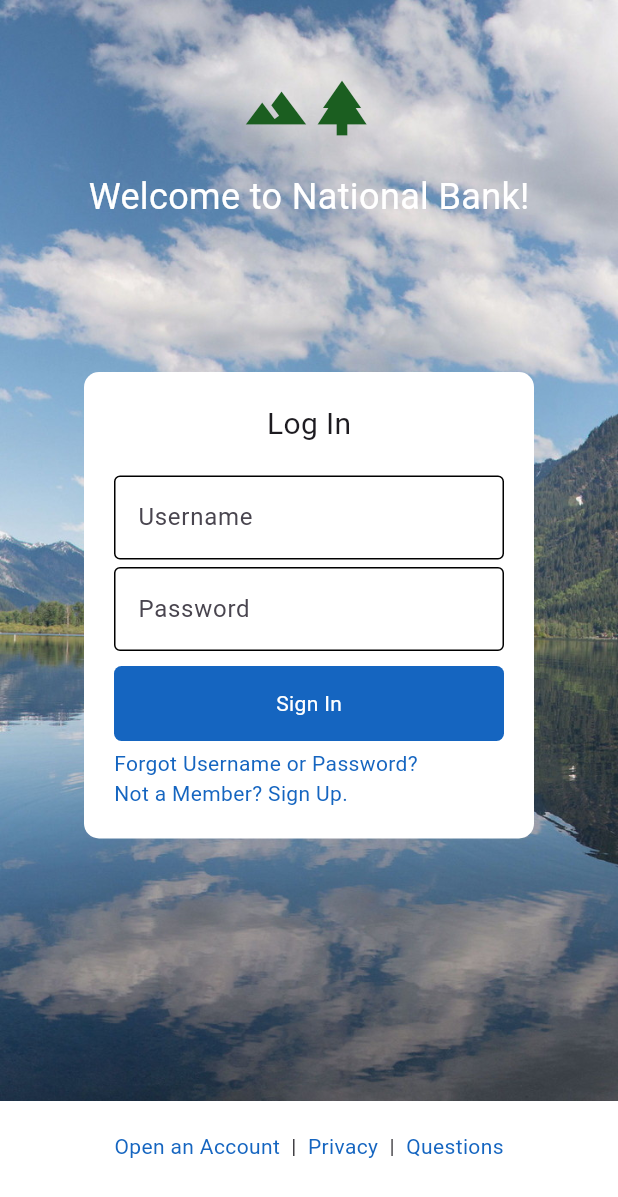
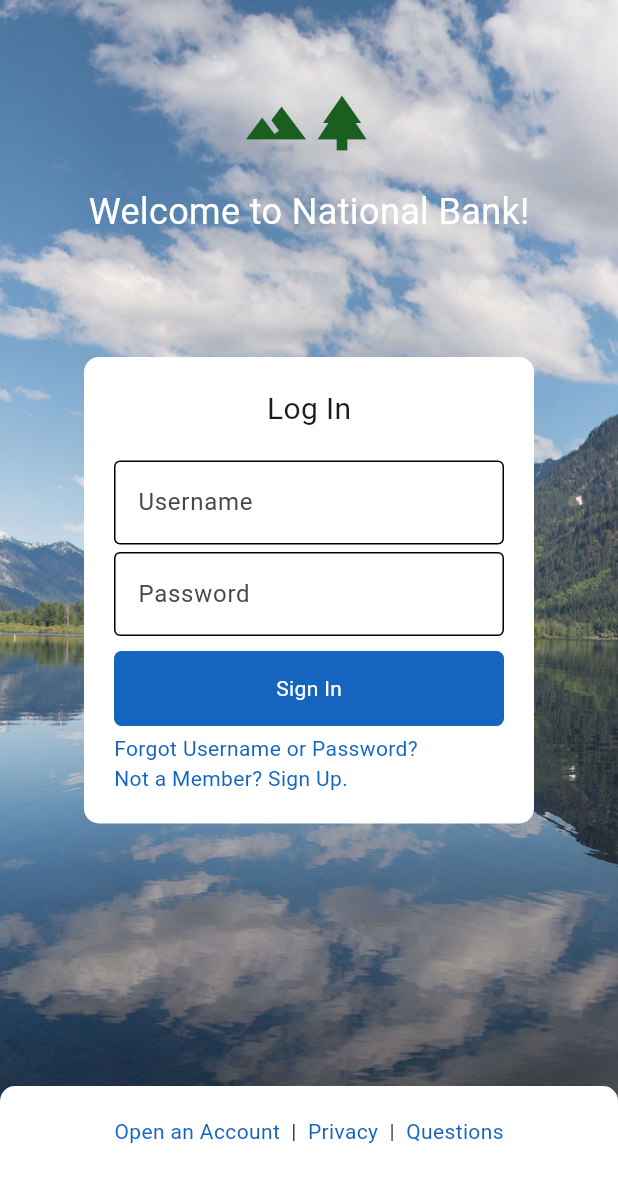
Before and after one commit to InstantPhoNoodles/Flutter-Banking-App, a Flutter app: the screen it shows after launch, on a phone screen of 412 x 824 dp. Shown: the top 1197 px of the screen. Run offline on Flutter 3.47's test engine with Material 3 defaults, Android fonts, the phone set to English and light mode, and no system bars.

Commit message:
minor style edits

```diff
--- a/lib/components/login_footer.dart
+++ b/lib/components/login_footer.dart
@@ -9,7 +9,11 @@ class LoginFooter extends StatelessWidget {
   Widget build(BuildContext context) {
     return Container(
       height: 200,
-      color: Colors.white,
+      decoration: BoxDecoration(
+        color: Colors.white,
+        borderRadius: BorderRadius.circular(10.0)
+      ),
+
       child: Column(
         mainAxisAlignment: MainAxisAlignment.start,
         children: [
--- a/lib/pages/login_page.dart
+++ b/lib/pages/login_page.dart
@@ -27,7 +27,7 @@ class LoginPage extends StatelessWidget {
                   mainAxisAlignment: MainAxisAlignment.start,
                   children: [
 
-                    SizedBox(height: 50),
+                    SizedBox(height: 60),
                     Row(
                       mainAxisAlignment: MainAxisAlignment.center,
                       children: [
@@ -44,7 +44,7 @@ class LoginPage extends StatelessWidget {
                     ),
 
                     // Login Box Widget
-                    SizedBox(height: 100),
+                    SizedBox(height: 80),
                     LoginBox(),
 
                     SizedBox(height: 175),
```
